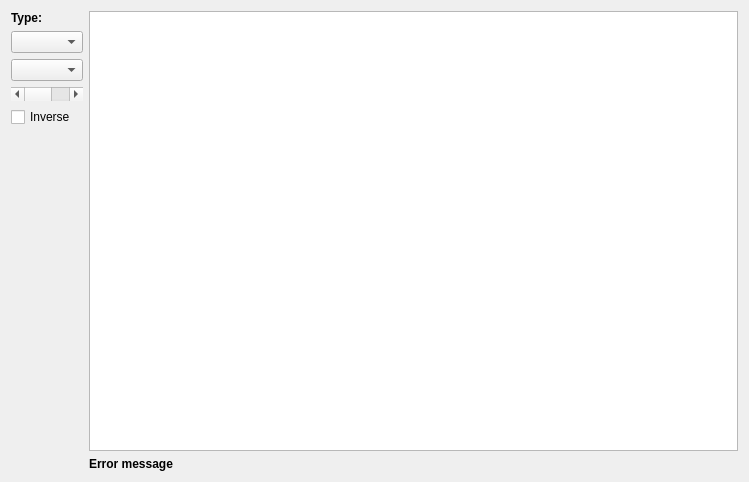
First picture: the form in controls/setup/parts/prepare/preprocessing/setuptabpreparepreprocessing.ui, repository riuson/lcd-image-converter, before the edit.
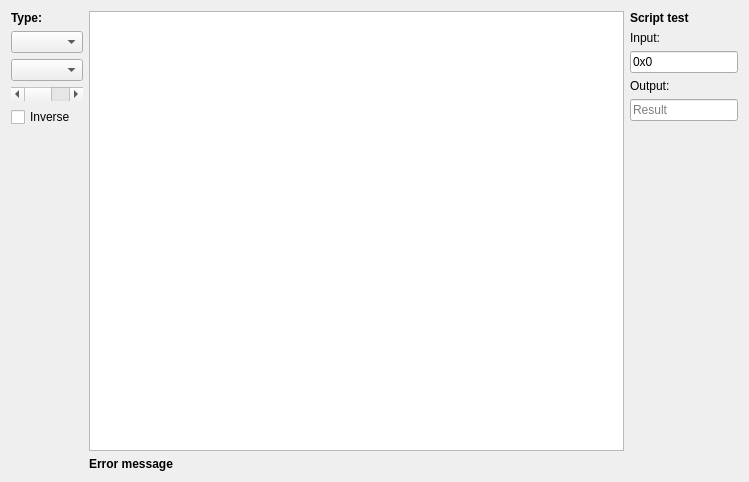
Second picture: the form after the edit.

Commit message: Added test of user's script

The edit to the form file:
```diff
--- a/controls/setup/parts/prepare/preprocessing/setuptabpreparepreprocessing.ui
+++ b/controls/setup/parts/prepare/preprocessing/setuptabpreparepreprocessing.ui
@@ -13,7 +13,7 @@
   <property name="windowTitle">
    <string>Form</string>
   </property>
-  <layout class="QVBoxLayout" name="verticalLayout_3">
+  <layout class="QHBoxLayout" name="horizontalLayout_2">
    <item>
     <layout class="QHBoxLayout" name="horizontalLayout">
      <item>
@@ -123,6 +123,82 @@
      </item>
     </layout>
    </item>
+   <item>
+    <layout class="QVBoxLayout" name="verticalLayout_3">
+     <item>
+      <widget class="QLabel" name="label">
+       <property name="font">
+        <font>
+         <weight>75</weight>
+         <bold>true</bold>
+        </font>
+       </property>
+       <property name="text">
+        <string>Script test</string>
+       </property>
+      </widget>
+     </item>
+     <item>
+      <widget class="QLabel" name="label_5">
+       <property name="text">
+        <string>Input:</string>
+       </property>
+      </widget>
+     </item>
+     <item>
+      <widget class="QLineEdit" name="lineEditDemoInput">
+       <property name="sizePolicy">
+        <sizepolicy hsizetype="Preferred" vsizetype="Fixed">
+         <horstretch>0</horstretch>
+         <verstretch>0</verstretch>
+        </sizepolicy>
+       </property>
+       <property name="text">
+        <string>0x0</string>
+       </property>
+       <property name="placeholderText">
+        <string>0x0 to 0xffffffff</string>
+       </property>
+      </widget>
+     </item>
+     <item>
+      <widget class="QLabel" name="label_6">
+       <property name="text">
+        <string>Output:</string>
+       </property>
+      </widget>
+     </item>
+     <item>
+      <widget class="QLineEdit" name="lineEditDemoOutput">
+       <property name="sizePolicy">
+        <sizepolicy hsizetype="Preferred" vsizetype="Fixed">
+         <horstretch>0</horstretch>
+         <verstretch>0</verstretch>
+        </sizepolicy>
+       </property>
+       <property name="readOnly">
+        <bool>true</bool>
+       </property>
+       <property name="placeholderText">
+        <string>Result</string>
+       </property>
+      </widget>
+     </item>
+     <item>
+      <spacer name="verticalSpacer_3">
+       <property name="orientation">
+        <enum>Qt::Vertical</enum>
+       </property>
+       <property name="sizeHint" stdset="0">
+        <size>
+         <width>20</width>
+         <height>40</height>
+        </size>
+       </property>
+      </spacer>
+     </item>
+    </layout>
+   </item>
   </layout>
  </widget>
  <resources/>
```
The commit also changes 2 other files.
